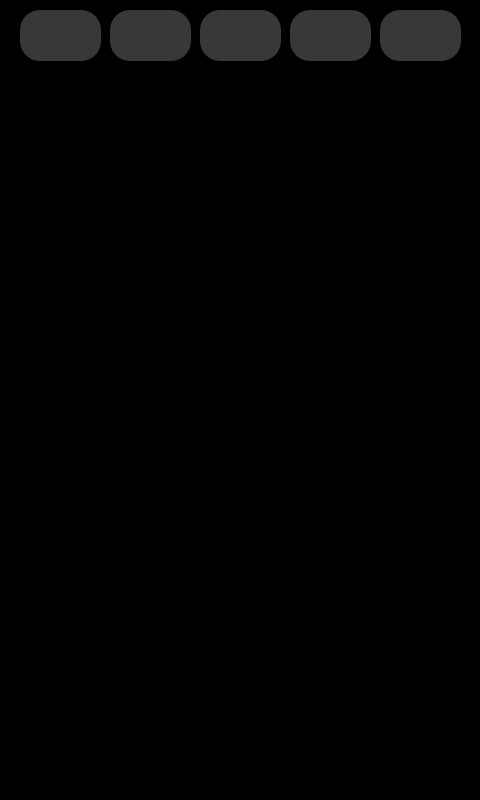
Old version of the form src/KuroCube_BikeComp_UI.ui in the repository Kostka96/KuroCube_BikeComp.
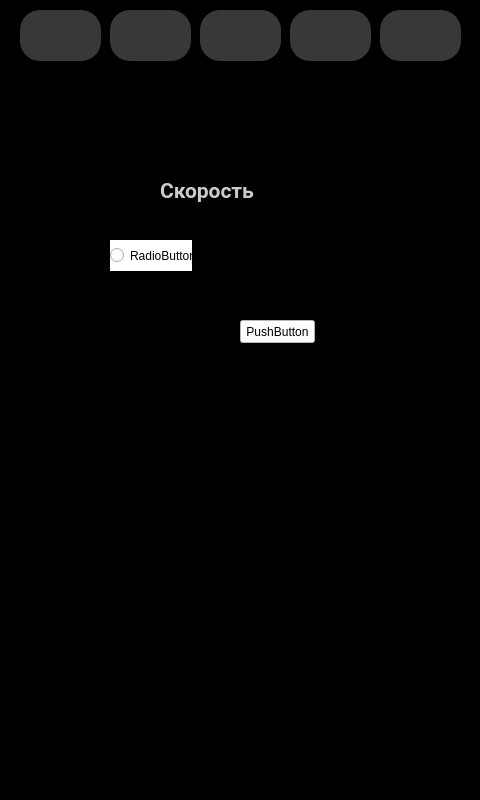
New version of the form. The open tabs and pages were chosen to show the change.

```diff
--- a/src/KuroCube_BikeComp_UI.ui
+++ b/src/KuroCube_BikeComp_UI.ui
@@ -11051,7 +11051,252 @@
         </property>
        </widget>
       </widget>
-      <widget class="QWidget" name="page_2"/>
+      <widget class="QWidget" name="page_2">
+       <widget class="QRadioButton" name="rb_ble_advertising">
+        <property name="geometry">
+         <rect>
+          <x>110</x>
+          <y>170</y>
+          <width>82</width>
+          <height>31</height>
+         </rect>
+        </property>
+        <property name="styleSheet">
+         <string notr="true">background-color: rgb(255, 255, 255);</string>
+        </property>
+        <property name="text">
+         <string>RadioButton</string>
+        </property>
+       </widget>
+       <widget class="QPushButton" name="btn_forget_paired_devices">
+        <property name="geometry">
+         <rect>
+          <x>240</x>
+          <y>250</y>
+          <width>75</width>
+          <height>23</height>
+         </rect>
+        </property>
+        <property name="styleSheet">
+         <string notr="true">background-color: rgb(255, 255, 255);</string>
+        </property>
+        <property name="text">
+         <string>PushButton</string>
+        </property>
+       </widget>
+       <widget class="QLabel" name="lbl_ble_status">
+        <property name="geometry">
+         <rect>
+          <x>160</x>
+          <y>100</y>
+          <width>111</width>
+          <height>41</height>
+         </rect>
+        </property>
+        <property name="minimumSize">
+         <size>
+          <width>0</width>
+          <height>0</height>
+         </size>
+        </property>
+        <property name="maximumSize">
+         <size>
+          <width>99999</width>
+          <height>99999</height>
+         </size>
+        </property>
+        <property name="palette">
+         <palette>
+          <active>
+           <colorrole role="WindowText">
+            <brush brushstyle="SolidPattern">
+             <color alpha="255">
+              <red>204</red>
+              <green>204</green>
+              <blue>204</blue>
+             </color>
+            </brush>
+           </colorrole>
+           <colorrole role="Button">
+            <brush brushstyle="SolidPattern">
+             <color alpha="0">
+              <red>255</red>
+              <green>255</green>
+              <blue>255</blue>
+             </color>
+            </brush>
+           </colorrole>
+           <colorrole role="Text">
+            <brush brushstyle="SolidPattern">
+             <color alpha="255">
+              <red>204</red>
+              <green>204</green>
+              <blue>204</blue>
+             </color>
+            </brush>
+           </colorrole>
+           <colorrole role="ButtonText">
+            <brush brushstyle="SolidPattern">
+             <color alpha="255">
+              <red>204</red>
+              <green>204</green>
+              <blue>204</blue>
+             </color>
+            </brush>
+           </colorrole>
+           <colorrole role="Base">
+            <brush brushstyle="SolidPattern">
+             <color alpha="0">
+              <red>255</red>
+              <green>255</green>
+              <blue>255</blue>
+             </color>
+            </brush>
+           </colorrole>
+           <colorrole role="Window">
+            <brush brushstyle="SolidPattern">
+             <color alpha="0">
+              <red>255</red>
+              <green>255</green>
+              <blue>255</blue>
+             </color>
+            </brush>
+           </colorrole>
+          </active>
+          <inactive>
+           <colorrole role="WindowText">
+            <brush brushstyle="SolidPattern">
+             <color alpha="255">
+              <red>204</red>
+              <green>204</green>
+              <blue>204</blue>
+             </color>
+            </brush>
+           </colorrole>
+           <colorrole role="Button">
+            <brush brushstyle="SolidPattern">
+             <color alpha="0">
+              <red>255</red>
+              <green>255</green>
+              <blue>255</blue>
+             </color>
+            </brush>
+           </colorrole>
+           <colorrole role="Text">
+            <brush brushstyle="SolidPattern">
+             <color alpha="255">
+              <red>204</red>
+              <green>204</green>
+              <blue>204</blue>
+             </color>
+            </brush>
+           </colorrole>
+           <colorrole role="ButtonText">
+            <brush brushstyle="SolidPattern">
+             <color alpha="255">
+              <red>204</red>
+              <green>204</green>
+              <blue>204</blue>
+             </color>
+            </brush>
+           </colorrole>
+           <colorrole role="Base">
+            <brush brushstyle="SolidPattern">
+             <color alpha="0">
+              <red>255</red>
+              <green>255</green>
+              <blue>255</blue>
+             </color>
+            </brush>
+           </colorrole>
+           <colorrole role="Window">
+            <brush brushstyle="SolidPattern">
+             <color alpha="0">
+              <red>255</red>
+              <green>255</green>
+              <blue>255</blue>
+             </color>
+            </brush>
+           </colorrole>
+          </inactive>
+          <disabled>
+           <colorrole role="WindowText">
+            <brush brushstyle="SolidPattern">
+             <color alpha="255">
+              <red>204</red>
+              <green>204</green>
+              <blue>204</blue>
+             </color>
+            </brush>
+           </colorrole>
+           <colorrole role="Button">
+            <brush brushstyle="SolidPattern">
+             <color alpha="0">
+              <red>255</red>
+              <green>255</green>
+              <blue>255</blue>
+             </color>
+            </brush>
+           </colorrole>
+           <colorrole role="Text">
+            <brush brushstyle="SolidPattern">
+             <color alpha="255">
+              <red>204</red>
+              <green>204</green>
+              <blue>204</blue>
+             </color>
+            </brush>
+           </colorrole>
+           <colorrole role="ButtonText">
+            <brush brushstyle="SolidPattern">
+             <color alpha="255">
+              <red>204</red>
+              <green>204</green>
+              <blue>204</blue>
+             </color>
+            </brush>
+           </colorrole>
+           <colorrole role="Base">
+            <brush brushstyle="SolidPattern">
+             <color alpha="0">
+              <red>255</red>
+              <green>255</green>
+              <blue>255</blue>
+             </color>
+            </brush>
+           </colorrole>
+           <colorrole role="Window">
+            <brush brushstyle="SolidPattern">
+             <color alpha="0">
+              <red>255</red>
+              <green>255</green>
+              <blue>255</blue>
+             </color>
+            </brush>
+           </colorrole>
+          </disabled>
+         </palette>
+        </property>
+        <property name="font">
+         <font>
+          <family>Roboto</family>
+          <pointsize>16</pointsize>
+          <weight>75</weight>
+          <bold>true</bold>
+         </font>
+        </property>
+        <property name="styleSheet">
+         <string notr="true">color: #CCCCCC;
+background-color: rgba(255, 255, 255, 0);</string>
+        </property>
+        <property name="text">
+         <string>Скорость</string>
+        </property>
+        <property name="alignment">
+         <set>Qt::AlignLeading|Qt::AlignLeft|Qt::AlignVCenter</set>
+        </property>
+       </widget>
+      </widget>
      </widget>
      <widget class="QFrame" name="f_settings_ui">
       <property name="geometry">
```
Left out of the diff: 20 changed lines with no effect on the pictures.
